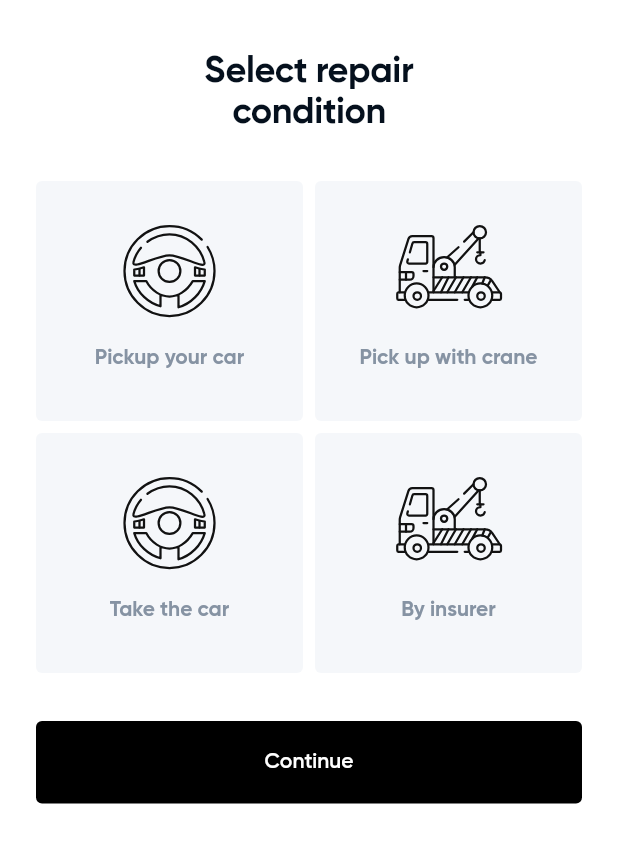
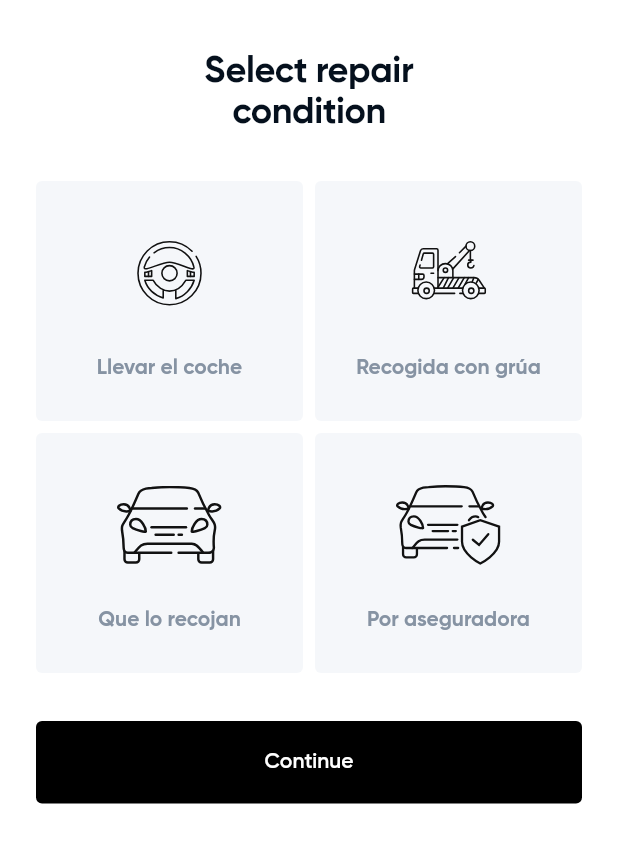
Before and after one commit to zzzSeMzzz/temp_pits_master, a Flutter app: the PartSelectionScreen screen opened directly, on a phone screen of 412 x 824 dp, the part 56-919 px from its top. Run offline on Flutter 3.47's test engine with Material 3 defaults, Android fonts, the phone set to English and light mode, and no system bars; our stand-ins replace another_flushbar, bloc, dio, dots_indicator, dotted_border, equatable and 14 more; missing offline and left inert: awesome_dio_interceptor; accounts and stored records are empty; project files that could hold a hidden picture were left out.

```diff
--- a/lib/assets/constants/app_icons.dart
+++ b/lib/assets/constants/app_icons.dart
@@ -104,4 +104,6 @@ class AppIcons {
   static const String icCheckCircleFrame = 'assets/icons/ic_check_circle_frame.svg';
   static const String icTimer = 'assets/icons/ic_timer.svg';
   static const String icPhoneRed = 'assets/icons/ic_phone_red.svg';
+  static const String icTakeCar = 'assets/icons/ic_take_car.svg';
+  static const String icByeInsures = 'assets/icons/ic_bye_insures.svg';
 }
--- a/lib/modules/service/presentation/sections/part_selection/part_selection_screen.dart
+++ b/lib/modules/service/presentation/sections/part_selection/part_selection_screen.dart
@@ -59,7 +59,7 @@ class PartSelectionScreen extends StatelessWidget {
                           Navigator.of(context, rootNavigator: true)
                               .push(fade(page: const ServiceSelectionScreen()));
                         },
-                        title: 'Pickup your car',
+                        title: 'Llevar el coche',
                         svgIcon: AppIcons.typeCar),
                   ),
                   const SizedBox(
@@ -71,7 +71,7 @@ class PartSelectionScreen extends StatelessWidget {
                           Navigator.of(context, rootNavigator: true)
                               .push(fade(page: const ServiceSelectionScreen()));
                         },
-                        title: 'Pick up with crane',
+                        title: 'Recogida con grúa',
                         svgIcon: AppIcons.typeCrane),
                   )
                 ],
@@ -87,8 +87,8 @@ class PartSelectionScreen extends StatelessWidget {
                           Navigator.of(context, rootNavigator: true)
                               .push(fade(page: const ServiceSelectionScreen()));
                         },
-                        title: 'Take the car',
-                        svgIcon: AppIcons.typeCar),
+                        title: 'Que lo recojan',
+                        svgIcon: AppIcons.icTakeCar),
                   ),
                   const SizedBox(
                     width: 8,
@@ -99,12 +99,12 @@ class PartSelectionScreen extends StatelessWidget {
                           Navigator.of(context, rootNavigator: true)
                               .push(fade(page: const ServiceSelectionScreen()));
                         },
-                        title: 'By insurer',
-                        svgIcon: AppIcons.typeCrane),
+                        title: 'Por aseguradora',
+                        svgIcon: AppIcons.icByeInsures),
                   )
                 ],
               ),
-              SizedBox(
+              const SizedBox(
                 height: 32,
               ),
               WButton(
--- a/lib/modules/service/presentation/sections/service_selection/service_selection_screen.dart
+++ b/lib/modules/service/presentation/sections/service_selection/service_selection_screen.dart
@@ -39,7 +39,7 @@ class ServiceSelectionScreen extends StatelessWidget {
                 mainAxisAlignment: MainAxisAlignment.center,
                 children: [
                   Text(
-                    'Services (multiselect)',
+                    'Servicios (multiselección)',
                     textAlign: TextAlign.center,
                     style: Theme.of(context)
                         .textTheme
--- a/lib/modules/service/presentation/widgets/selection_box.dart
+++ b/lib/modules/service/presentation/widgets/selection_box.dart
@@ -26,12 +26,16 @@ class SelectionBox extends StatelessWidget {
               borderRadius: BorderRadius.circular(4), color: fieldGrey),
           padding: const EdgeInsets.all(10),
           child: Column(
+            mainAxisAlignment: MainAxisAlignment.center,
             children: [
-              SvgPicture.asset(
-                svgIcon,
-                width: 100,
-                height: 100,
+              SizedBox(
+                width: 70,
+                height: 70,
+                child: SvgPicture.asset(
+                  svgIcon,
+                ),
               ),
+              const SizedBox(height: 20),
               Row(
                 children: [
                   Expanded(
```
Also changed, not shown: assets/icons/ic_bye_insures.svg (added), assets/icons/ic_take_car.svg (added).
